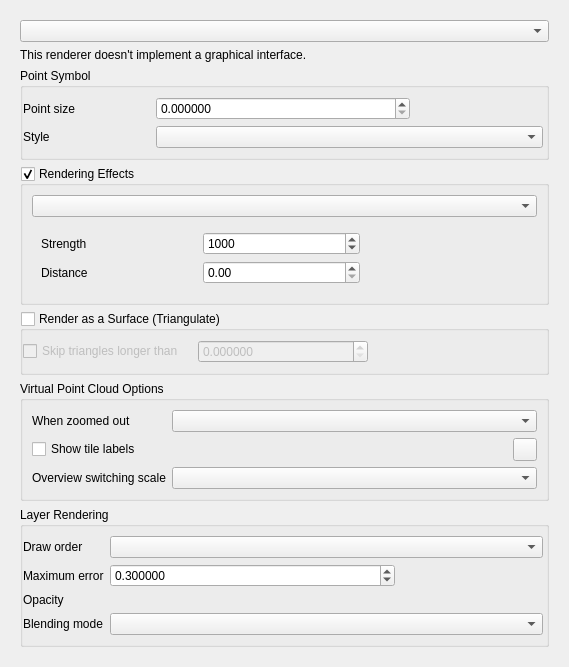
Above: src/ui/pointcloud/qgspointcloudrendererpropsdialogbase.ui from qgis/QGIS before the change. Below: the same form after it.
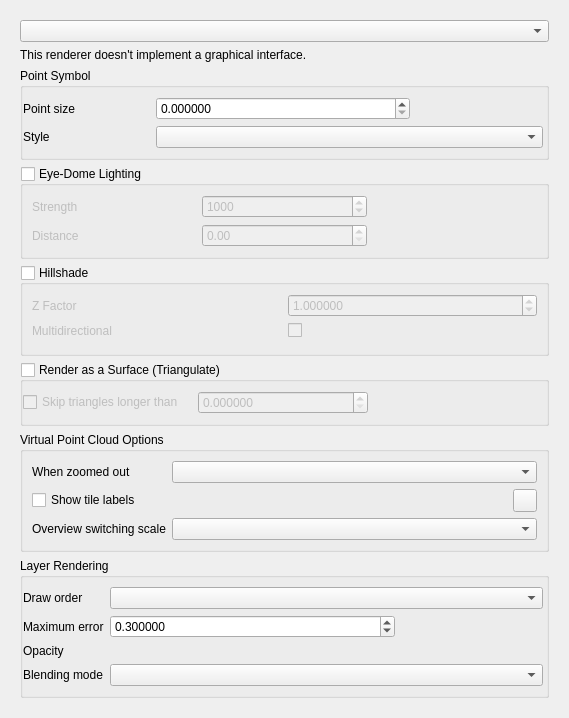
That is the form after the change. The open tabs and pages were chosen to show the change. Custom widgets are drawn as their Qt base class.

Commit message:
move hillshade and eyedome to toplevel in gui
- set eyedome to false as default, so new point cloud layers are not rendered with it on first insert

```diff
--- a/src/ui/pointcloud/qgspointcloudrendererpropsdialogbase.ui
+++ b/src/ui/pointcloud/qgspointcloudrendererpropsdialogbase.ui
@@ -131,43 +131,19 @@
           <string/>
          </property>
          <property name="title">
-          <string>Rendering Effects</string>
+          <string>Eye-Dome Lighting</string>
          </property>
          <property name="checkable">
           <bool>true</bool>
          </property>
+         <property name="checked">
+          <bool>false</bool>
+         </property>
          <layout class="QGridLayout" name="gridLayout_6">
           <property name="sizeConstraint">
            <enum>QLayout::SizeConstraint::SetMinimumSize</enum>
           </property>
-          <item row="1" column="0" colspan="2">
-           <widget class="QComboBox" name="mMethodCombox"/>
-          </item>
-          <item row="2" column="0">
-           <widget class="QgsStackedWidget" name="mStackShading">
-            <property name="currentIndex">
-             <number>1</number>
-            </property>
-            <widget class="QWidget" name="pageEdl">
-             <layout class="QGridLayout" name="gridLayout_4">
-              <item row="1" column="0">
-               <widget class="QLabel" name="label_5">
-                <property name="text">
-                 <string>Distance</string>
-                </property>
-               </widget>
-              </item>
-              <item row="0" column="0">
-               <widget class="QLabel" name="label_6">
-                <property name="text">
-                 <string>Strength</string>
-                </property>
-               </widget>
-              </item>
-              <item row="1" column="2">
-               <widget class="QgsUnitSelectionWidget" name="mEdlDistanceUnit" native="true"/>
-              </item>
-              <item row="0" column="1">
+          <item row="3" column="1">
                <widget class="QgsDoubleSpinBox" name="mEdlStrengthSpinBox">
                 <property name="toolTip">
                  <string>Adjusts how strong the added shading will be. Greater values mean stronger effect.</string>
@@ -186,24 +162,51 @@
                 </property>
                </widget>
               </item>
-              <item row="1" column="1">
+          <item row="4" column="0">
+           <widget class="QLabel" name="label_5">
+            <property name="text">
+             <string>Distance</string>
+            </property>
+           </widget>
+          </item>
+          <item row="4" column="1">
                <widget class="QgsDoubleSpinBox" name="mEdlDistanceSpinBox">
                 <property name="toolTip">
                  <string>Distance away from the original pixel to sample neighbors.</string>
                 </property>
                </widget>
               </item>
-             </layout>
-            </widget>
-            <widget class="QWidget" name="pageHillshade">
-             <layout class="QGridLayout" name="gridLayout_5">
-              <item row="0" column="0">
-               <widget class="QLabel" name="mHillshadingZFactorLabel">
+          <item row="3" column="0">
+           <widget class="QLabel" name="label_6">
                 <property name="text">
-                 <string>Z Factor</string>
+             <string>Strength</string>
                 </property>
                </widget>
               </item>
+          <item row="4" column="2">
+           <widget class="QgsUnitSelectionWidget" name="mEdlDistanceUnit" native="true"/>
+          </item>
+         </layout>
+        </widget>
+       </item>
+       <item>
+        <widget class="QgsCollapsibleGroupBox" name="mHillshadeGroupBox">
+         <property name="toolTip">
+          <string/>
+         </property>
+         <property name="title">
+          <string>Hillshade</string>
+         </property>
+         <property name="checkable">
+          <bool>true</bool>
+         </property>
+         <property name="checked">
+          <bool>false</bool>
+         </property>
+         <layout class="QGridLayout" name="gridLayout_7">
+          <property name="sizeConstraint">
+           <enum>QLayout::SizeConstraint::SetMinimumSize</enum>
+          </property>
               <item row="0" column="1">
                <widget class="QgsDoubleSpinBox" name="mHillshadingZFactorSpinBox">
                 <property name="toolTip">
@@ -220,6 +223,13 @@
                 </property>
                </widget>
               </item>
+          <item row="0" column="0">
+           <widget class="QLabel" name="mHillshadingZFactorLabel">
+            <property name="text">
+             <string>Z Factor</string>
+            </property>
+           </widget>
+          </item>
               <item row="1" column="0">
                <widget class="QLabel" name="mHillshadingMultidirLabel">
                 <property name="text">
@@ -245,10 +255,6 @@
               </item>
              </layout>
             </widget>
-           </widget>
-          </item>
-         </layout>
-        </widget>
        </item>
        <item>
         <widget class="QgsCollapsibleGroupBox" name="mTriangulateGroupBox">
@@ -526,13 +532,6 @@
    <class>QgsDirectionalLightWidget</class>
    <extends>QWidget</extends>
    <header>qgsdirectionallightwidget.h</header>
-   <container>1</container>
-  </customwidget>
-  <customwidget>
-   <class>QgsStackedWidget</class>
-   <extends>QStackedWidget</extends>
-   <header>qgsstackedwidget.h</header>
-   <container>1</container>
   </customwidget>
  </customwidgets>
  <tabstops>
```
Left out of the diff: 2 changed lines with no effect on the pictures. Lines whose indentation alone changed are shown as unchanged. The commit also changes 2 other files.
